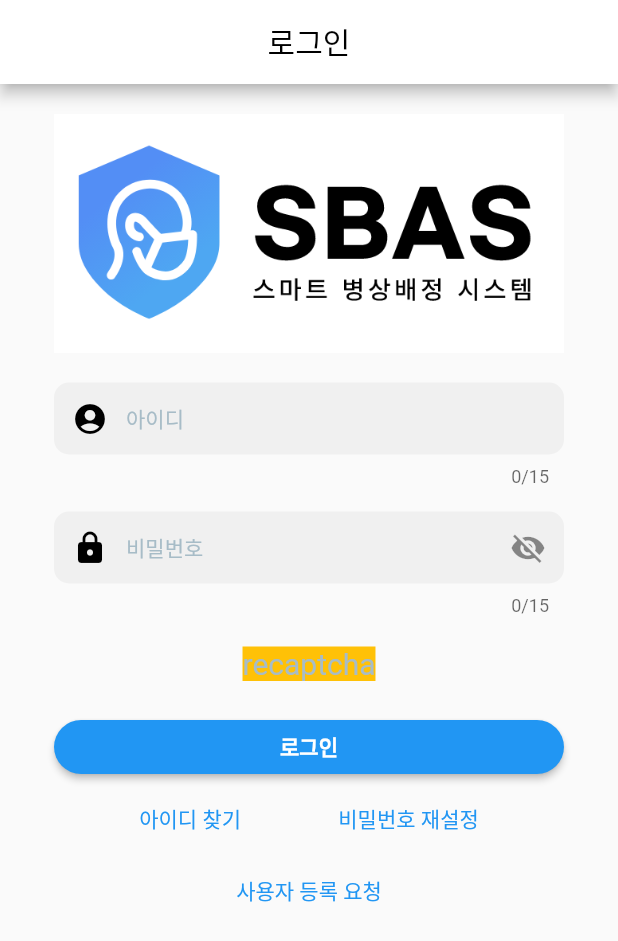
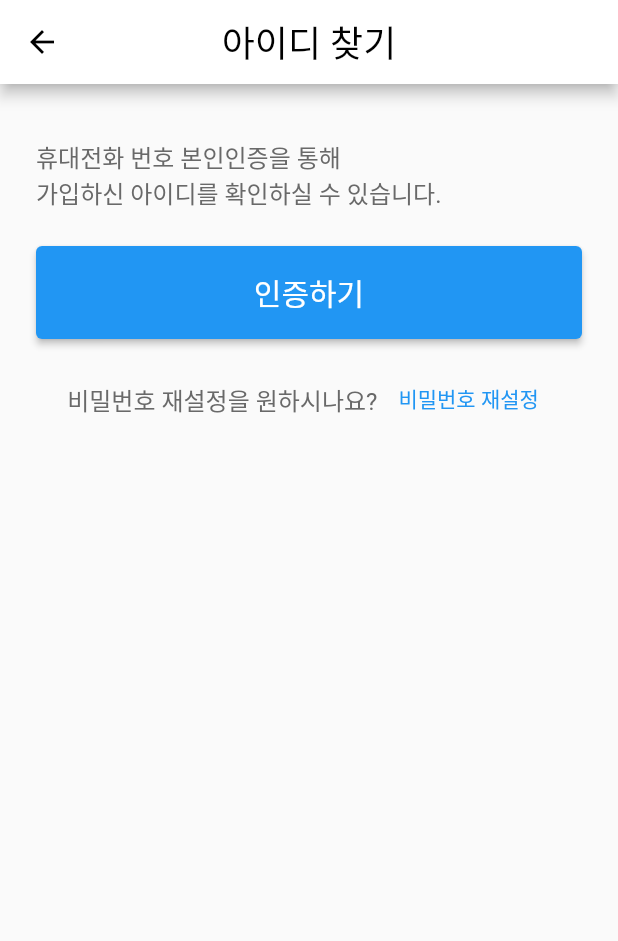
Before and after one commit to bitflow-rnd/sbas-frontend-mobile, a Flutter app: the screen it shows after launch, after a tap on "아이디 찾기", on a phone screen of 412 x 824 dp. Shown: the top 941 px of the screen. Run offline on Flutter 3.47's test engine with Material 2 defaults, Android fonts, the phone set to English and light mode, and no system bars; drawn by our look-alikes of auto_size_text; our stand-ins replace firebase_auth, firebase_core, flutter_dotenv, flutter_riverpod, font_awesome_flutter, go_router and 1 more; accounts and stored records are empty; network calls fail.

Commit message:
create authenticate phone screen

```diff
--- a/lib/common/bitflow_theme.dart
+++ b/lib/common/bitflow_theme.dart
@@ -1,12 +1,21 @@
 import 'package:flutter/material.dart';
-import 'package:sbas/constants/palette.dart';
 
 class Bitflow {
   static ThemeData getTheme() {
     return ThemeData(
+      appBarTheme: const AppBarTheme(
+        backgroundColor: Colors.white,
+        centerTitle: true,
+      ),
       textTheme: const TextTheme(
         bodyMedium: TextStyle(
-          color: Palette.textColor1,
+          color: Colors.black,
+        ),
+        titleLarge: TextStyle(
+          color: Colors.black,
+        ),
+        titleMedium: TextStyle(
+          color: Colors.black,
         ),
       ),
       primarySwatch: Colors.blue,
@@ -16,4 +25,19 @@ class Bitflow {
   static ThemeData getDarkTheme() {
     return ThemeData();
   }
+
+  static AppBar getAppBar(String text) => AppBar(
+        title: Text(
+          text,
+          style: const TextStyle(
+            fontSize: 24,
+            color: Colors.black,
+          ),
+        ),
+        centerTitle: true,
+        backgroundColor: Colors.white,
+        leading: const BackButton(
+          color: Colors.black,
+        ),
+      );
 }
--- a/lib/constants/palette.dart
+++ b/lib/constants/palette.dart
@@ -1,10 +1,9 @@
-
 import 'package:flutter/painting.dart';
 
 class Palette {
   static const Color iconColor = Color(0xFFB6C7D1);
   static const Color activeColor = Color(0xFF09126C);
-  static const Color textColor1 = Color(0XFFA7BCC7);
+  static const Color textColor1 = Color(0xFF696969);
   static const Color textColor2 = Color(0XFF9BB3C0);
   static const Color facebookColor = Color(0xFF3B5999);
   static const Color googleColor = Color(0xFFDE4B39);
--- /dev/null
+++ b/lib/screens/authenticate_phone_screen.dart
@@ -0,0 +1,10 @@
+import 'package:flutter/material.dart';
+
+class AuthPhone extends StatelessWidget {
+  const AuthPhone({super.key});
+
+  @override
+  Widget build(BuildContext context) {
+    return const Placeholder();
+  }
+}
--- /dev/null
+++ b/lib/screens/find_id_screen.dart
@@ -0,0 +1,84 @@
+import 'package:flutter/material.dart';
+import 'package:sbas/common/bitflow_theme.dart';
+import 'package:auto_size_text/auto_size_text.dart';
+import 'package:sbas/constants/gaps.dart';
+import 'package:sbas/constants/palette.dart';
+import 'package:sbas/screens/authenticate_phone_screen.dart';
+
+class FindIdScreen extends StatelessWidget {
+  const FindIdScreen({super.key});
+
+  @override
+  Widget build(BuildContext context) {
+    return Scaffold(
+      appBar: Bitflow.getAppBar('아이디 찾기'),
+      body: Padding(
+        padding: const EdgeInsets.symmetric(
+          horizontal: 24,
+          vertical: 36,
+        ),
+        child: Column(
+          crossAxisAlignment: CrossAxisAlignment.start,
+          children: [
+            const AutoSizeText(
+              '휴대전화 번호 본인인증을 통해\n가입하신 아이디를 확인하실 수 있습니다.',
+              maxLines: 2,
+              style: TextStyle(
+                color: Palette.textColor1,
+                fontSize: 16,
+              ),
+            ),
+            Gaps.v24,
+            SizedBox(
+              width: double.infinity,
+              child: ElevatedButton(
+                onPressed: () => authenticate(context),
+                style: ElevatedButton.styleFrom(
+                  padding: const EdgeInsets.symmetric(
+                    vertical: 16,
+                  ),
+                ),
+                child: const Text(
+                  '인증하기',
+                  style: TextStyle(
+                    fontSize: 20,
+                  ),
+                ),
+              ),
+            ),
+            Gaps.v16,
+            Row(
+              mainAxisAlignment: MainAxisAlignment.center,
+              children: [
+                const Text(
+                  '비밀번호 재설정을 원하시나요?',
+                  style: TextStyle(
+                    fontSize: 16,
+                    color: Palette.textColor1,
+                  ),
+                ),
+                Gaps.h6,
+                TextButton(
+                  onPressed: () {},
+                  child: const Text(
+                    '비밀번호 재설정',
+                  ),
+                ),
+              ],
+            )
+          ],
+        ),
+      ),
+    );
+  }
+
+  void authenticate(BuildContext context) {
+    Navigator.pop(context);
+    Navigator.push(
+      context,
+      MaterialPageRoute(
+        builder: (context) => const AuthPhone(),
+      ),
+    );
+  }
+}
--- a/lib/screens/home_widgets/home_dashbord_widget.dart
+++ b/lib/screens/home_widgets/home_dashbord_widget.dart
@@ -26,7 +26,7 @@ class HomeDashbord extends StatelessWidget {
             boxShadow: [
               BoxShadow(
                 blurRadius: 5,
-                color: Colors.grey.withOpacity(0.5),
+                color: Colors.black.withOpacity(0.25),
               ),
             ],
             borderRadius: BorderRadius.circular(15),
--- a/lib/screens/login_screen.dart
+++ b/lib/screens/login_screen.dart
@@ -1,5 +1,7 @@
 import 'package:flutter/material.dart';
 import 'package:flutter_riverpod/flutter_riverpod.dart';
+import 'package:sbas/constants/gaps.dart';
+import 'package:sbas/screens/find_id_screen.dart';
 import 'package:sbas/screens/login_widgets/login_form_widget.dart';
 import 'package:sbas/screens/login_widgets/submit_button_widget.dart';
 
@@ -65,11 +67,12 @@ class LogInScreenState extends ConsumerState<LogInScreen> {
                 Column(
                   mainAxisAlignment: MainAxisAlignment.spaceBetween,
                   children: [
+                    Gaps.v12,
                     Row(
                       mainAxisAlignment: MainAxisAlignment.spaceEvenly,
                       children: [
                         TextButton(
-                          onPressed: () {},
+                          onPressed: () => findId(context),
                           child: const Text(
                             '아이디 찾기',
                           ),
@@ -98,6 +101,13 @@ class LogInScreenState extends ConsumerState<LogInScreen> {
     );
   }
 
+  void findId(BuildContext context) => Navigator.push(
+        context,
+        MaterialPageRoute(
+          builder: (context) => const FindIdScreen(),
+        ),
+      );
+
   void tryValidation() {
     if (formKey.currentState?.validate() ?? false) {
       formKey.currentState?.save();
--- a/lib/screens/login_widgets/submit_button_widget.dart
+++ b/lib/screens/login_widgets/submit_button_widget.dart
@@ -22,11 +22,14 @@ class _SubmitButtonState extends ConsumerState<SubmitButton> {
           shape: RoundedRectangleBorder(
             borderRadius: BorderRadius.circular(30),
           ),
+          padding: const EdgeInsets.symmetric(
+            vertical: 16,
+          ),
         ),
         child: const Text(
           '로그인',
           style: TextStyle(
-            fontWeight: FontWeight.bold,
+            fontSize: 20,
           ),
         ),
       ),
```
Also changed, not shown: 1 other file.
